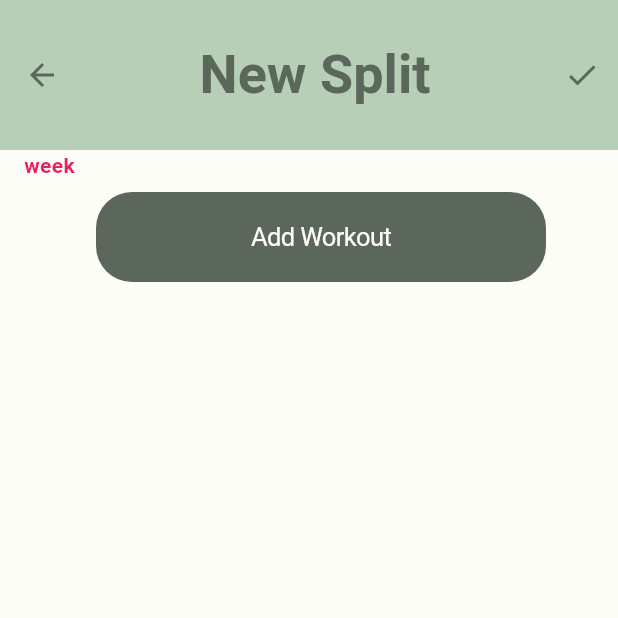
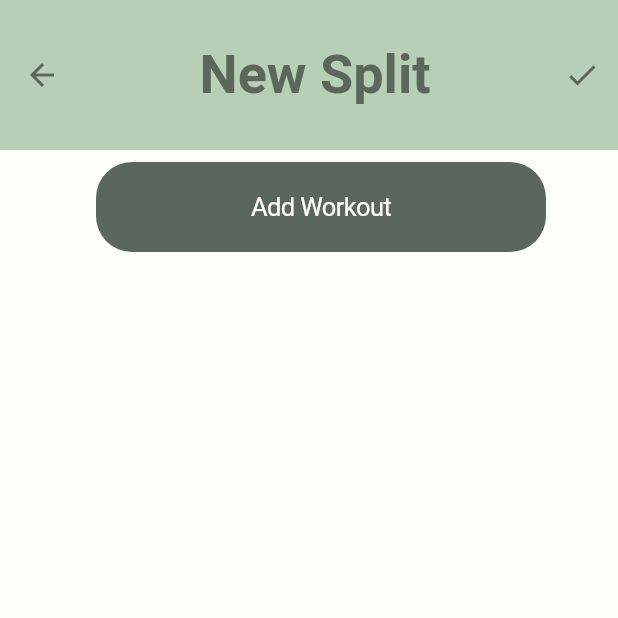
Before and after one commit to YannickSchall/BuddyBuilder, a Flutter app: the screen it shows after launch, on a phone screen of 412 x 824 dp, the top half of it. Run offline on Flutter 3.47's test engine with Material 2 defaults, Android fonts, the phone set to English and light mode, and no system bars; our stand-ins replace flutter_riverpod, freezed_annotation, isar, shared_preferences; missing offline and left inert: flutter_neat_and_clean_calendar; accounts and stored records are empty; generated files the repository leaves out were written again.

Commit message:
fix delete sets

```diff
--- a/buddybuilder/lib/pages/create_plan/new_split/new_split_view.dart
+++ b/buddybuilder/lib/pages/create_plan/new_split/new_split_view.dart
@@ -130,16 +130,7 @@ class NewSplitView extends ConsumerWidget {
       );
     }
 
-    final setWidgetProvider = Provider.family<SetWidget, int>((ref, id) {
-      return SetWidget(
-        setTitle: model.workoutTitle,
-        kgValue: '1',
-        repsValue: '1',
-        onPressed: (id) {
-          controller.removeWorkout(id);
-        },
-      );
-    });
+
 
     return Scaffold(
       appBar: GymAppBar(
@@ -157,16 +148,6 @@ class NewSplitView extends ConsumerWidget {
             child: Column(
               crossAxisAlignment: CrossAxisAlignment.center,
               children: [
-                const Align(
-                  alignment: Alignment.centerLeft,
-                  child: Text(
-                    'week',
-                    style: TextStyle(
-                      fontWeight: FontWeight.bold,
-                      color: Colors.pink,
-                    ),
-                  ),
-                ),
                 PillButtonWidget(
                   onPressed: () {
                     showSuccessDialog(context, ref);
@@ -182,14 +163,7 @@ class NewSplitView extends ConsumerWidget {
                     return Column(
                       children: [
                         for (final id in workouts)
-                          SetWidget(
-                            setTitle: model.workoutTitle,
-                            kgValue: '1',
-                            repsValue: '1',
-                            onPressed: (id) {
-                              controller.removeWorkout(id);
-                            },
-                          ),
+                            ref.watch(providers.setWidgetProvider(id)),
                       ],
                     );
                   },
@@ -217,4 +191,6 @@ abstract class NewSplitController extends StateNotifier<NewSplitModel> {
   void fetchToDB();
 
   Future<int> getNewest();
+
+  String getWorkoutTitle(int id);
 }
```
Also changed, not shown: buddybuilder/lib/common/providers.dart (+13 -11 lines), buddybuilder/lib/components/setwidget.dart (+18 -29 lines), buddybuilder/lib/pages/create_plan/new_split/new_split_controller.dart (+10 -2 lines).
